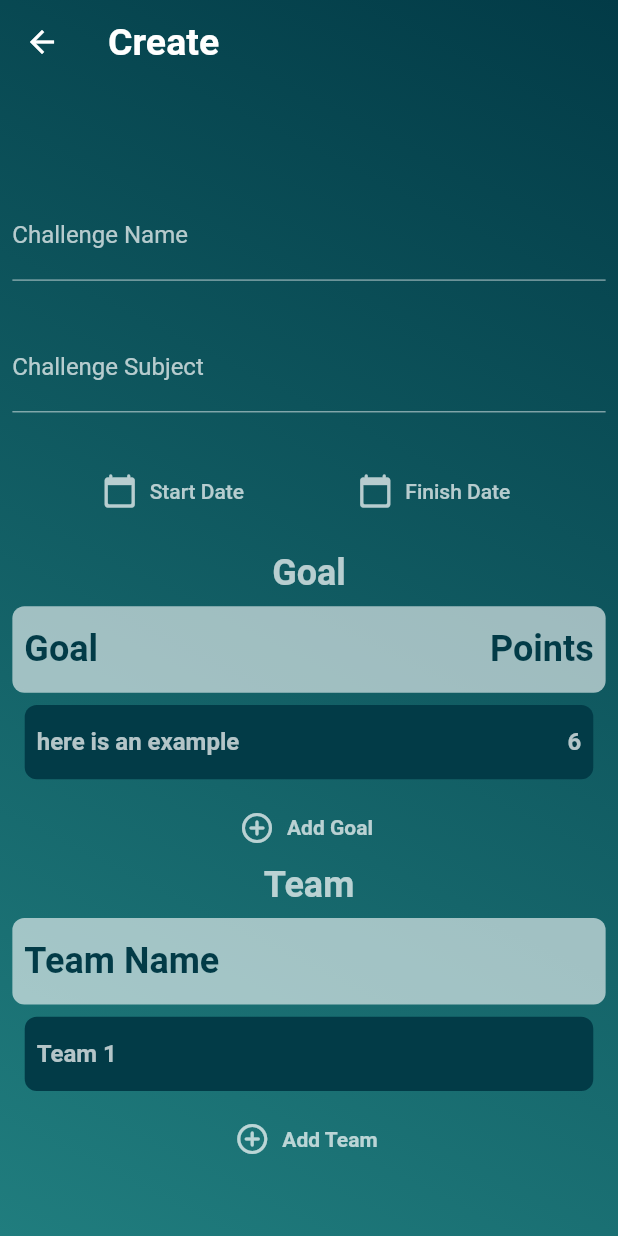
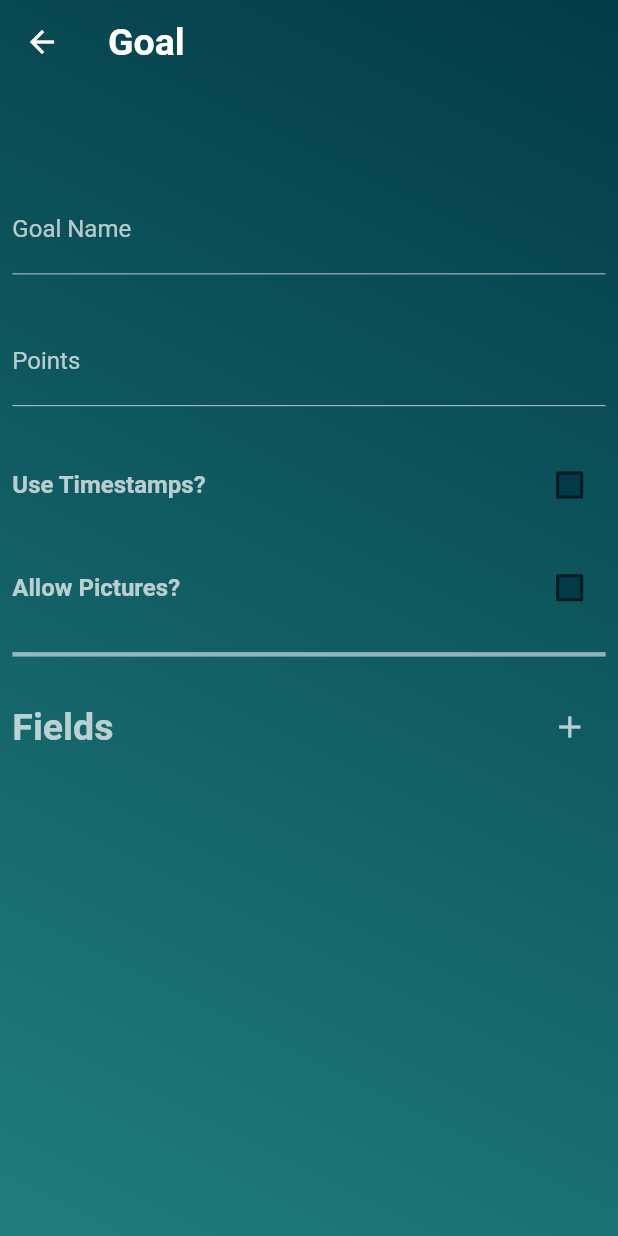
Before and after one commit to TADIYOS49/challenge_app, a Flutter app: the Create_Challenge screen opened directly, after a tap on "Add Goal", on a phone screen of 412 x 824 dp. Run offline on Flutter 3.47's test engine with Material 2 defaults, Android fonts, the phone set to English and light mode, and no system bars.

Commit message:
goal creating page, 80% done needs 2 widgets to be added; some update on create page

```diff
--- a/lib/pages/create.page.dart
+++ b/lib/pages/create.page.dart
@@ -1,3 +1,4 @@
+import 'package:challeng/pages/goal_create.page.dart';
 import 'package:flutter/material.dart';
 
 class Create_Challenge extends StatefulWidget {
@@ -69,9 +70,16 @@ class _Create_ChallengeState extends State<Create_Challenge> {
         ));
   }
 
-  Widget actionbutton(String name) {
+  Widget actionbutton(String name, int index) {
     return FlatButton.icon(
-        onPressed: () {},
+        onPressed: () {
+          if (index == 1) {
+            Navigator.push(context,
+                MaterialPageRoute(builder: (context) => Goal_Create()));
+          } else if (index == 2) {
+            print("add team has been clicked");
+          }
+        },
         icon: Icon(Icons.add_circle_outline_rounded, color: Colors.white70),
         label: Text(
           name,
@@ -212,14 +220,14 @@ class _Create_ChallengeState extends State<Create_Challenge> {
               smallcontainer("here is an example", "6"),
               space(0.02),
               //button to add
-              actionbutton("Add Goal"),
+              actionbutton("Add Goal", 1),
               label("Team"),
               space(0.02),
               maincontainer("Team Name", ""),
               space(0.02),
               smallcontainer("Team 1", ""),
               space(0.02),
-              actionbutton("Add Team")
+              actionbutton("Add Team", 2)
             ],
           ),
         ),
--- /dev/null
+++ b/lib/pages/goal_create.page.dart
@@ -0,0 +1,136 @@
+import 'dart:ui';
+
+import 'package:flutter/material.dart';
+
+class Goal_Create extends StatefulWidget {
+  const Goal_Create({Key key}) : super(key: key);
+
+  @override
+  _Goal_CreateState createState() => _Goal_CreateState();
+}
+
+class _Goal_CreateState extends State<Goal_Create> {
+  bool isCheckedtimestamp = false;
+  bool isCheckedpictures = false;
+
+  Widget checkbox(String name, bool index) {
+    return Row(
+      mainAxisAlignment: MainAxisAlignment.spaceBetween,
+      children: [
+        Text(name,
+            style: TextStyle(
+              color: Colors.white70,
+              fontSize: 16,
+              fontWeight: FontWeight.w700,
+            )),
+        Checkbox(
+          checkColor: Colors.white,
+          fillColor: MaterialStateProperty.all(Color.fromRGBO(2, 59, 71, 1)),
+          value: index ? isCheckedtimestamp : isCheckedpictures,
+          onChanged: (bool value) {
+            setState(() {
+              index ? isCheckedtimestamp = value : isCheckedpictures = value;
+            });
+          },
+        )
+      ],
+    );
+  }
+
+  Widget space(double index) {
+    return SizedBox(
+      height: MediaQuery.of(context).size.width * index,
+    );
+  }
+
+  TextField textfield(String name) {
+    return TextField(
+      style: TextStyle(
+        color: Colors.white,
+      ),
+      decoration: InputDecoration(
+        enabledBorder: const UnderlineInputBorder(
+          borderSide: const BorderSide(color: Colors.white70, width: 0.0),
+        ),
+        border: const OutlineInputBorder(),
+        fillColor: Colors.lightBlueAccent,
+        labelText: name,
+        labelStyle: TextStyle(
+          color: Colors.white70,
+        ),
+      ),
+    );
+  }
+
+  @override
+  Widget build(BuildContext context) {
+    return Scaffold(
+      appBar: AppBar(
+        elevation: 0,
+        backgroundColor: Colors.transparent,
+        title: Text(
+          "Goal",
+          style: TextStyle(fontWeight: FontWeight.bold, fontSize: 25),
+        ),
+      ),
+      extendBodyBehindAppBar: true,
+      body: Container(
+        height: double.infinity,
+        width: double.infinity,
+        decoration: BoxDecoration(
+          gradient: LinearGradient(
+              begin: Alignment.topRight,
+              end: Alignment.bottomLeft,
+              colors: [
+                Color.fromRGBO(2, 59, 71, 1),
+                Color.fromRGBO(32, 125, 126, 1)
+              ]),
+        ),
+        child: SingleChildScrollView(
+          padding: EdgeInsets.symmetric(
+              vertical: MediaQuery.of(context).size.height * 0.12,
+              horizontal: MediaQuery.of(context).size.width * 0.02),
+          child: Column(
+            crossAxisAlignment: CrossAxisAlignment.start,
+            mainAxisAlignment: MainAxisAlignment.spaceEvenly,
+            children: [
+              space(0.06),
+              textfield("Goal Name"),
+              space(0.07),
+              textfield("Points"),
+              space(0.07),
+              checkbox("Use Timestamps?", true),
+              space(0.05),
+              checkbox("Allow Pictures?", false),
+              space(0.03),
+              Divider(
+                thickness: 3,
+                color: Colors.white54,
+              ),
+              space(0.04),
+              Row(
+                mainAxisAlignment: MainAxisAlignment.spaceBetween,
+                children: [
+                  Text(
+                    "Fields",
+                    textAlign: TextAlign.left,
+                    style: TextStyle(
+                        fontSize: 25,
+                        fontWeight: FontWeight.bold,
+                        color: Colors.white70),
+                  ),
+                  IconButton(
+                      icon: Icon(
+                        Icons.add,
+                        color: Colors.white70,
+                      ),
+                      onPressed: () {})
+                ],
+              ),
+            ],
+          ),
+        ),
+      ),
+    );
+  }
+}
```
